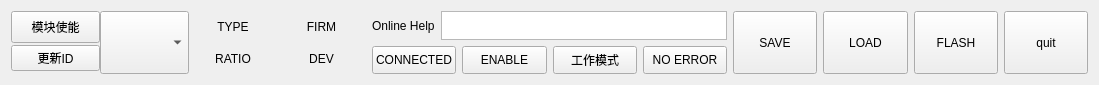
longhao666/20180702jointMrapi, file interface/src/bottom.ui: the form before one commit.
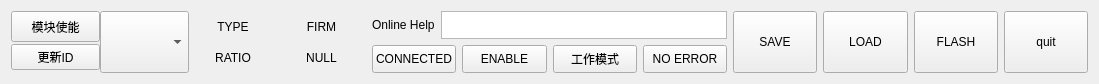
The form after the commit.

```diff
--- a/interface/src/bottom.ui
+++ b/interface/src/bottom.ui
@@ -7,7 +7,7 @@
     <x>0</x>
     <y>0</y>
     <width>1099</width>
-    <height>85</height>
+    <height>84</height>
    </rect>
   </property>
   <property name="windowTitle">
@@ -181,7 +181,7 @@
         <string>&lt;html&gt;&lt;head/&gt;&lt;body&gt;&lt;p&gt;固件版本号&lt;/p&gt;&lt;/body&gt;&lt;/html&gt;</string>
        </property>
        <property name="text">
-        <string>DEV</string>
+        <string>NULL</string>
        </property>
        <property name="alignment">
         <set>Qt::AlignCenter</set>
```
